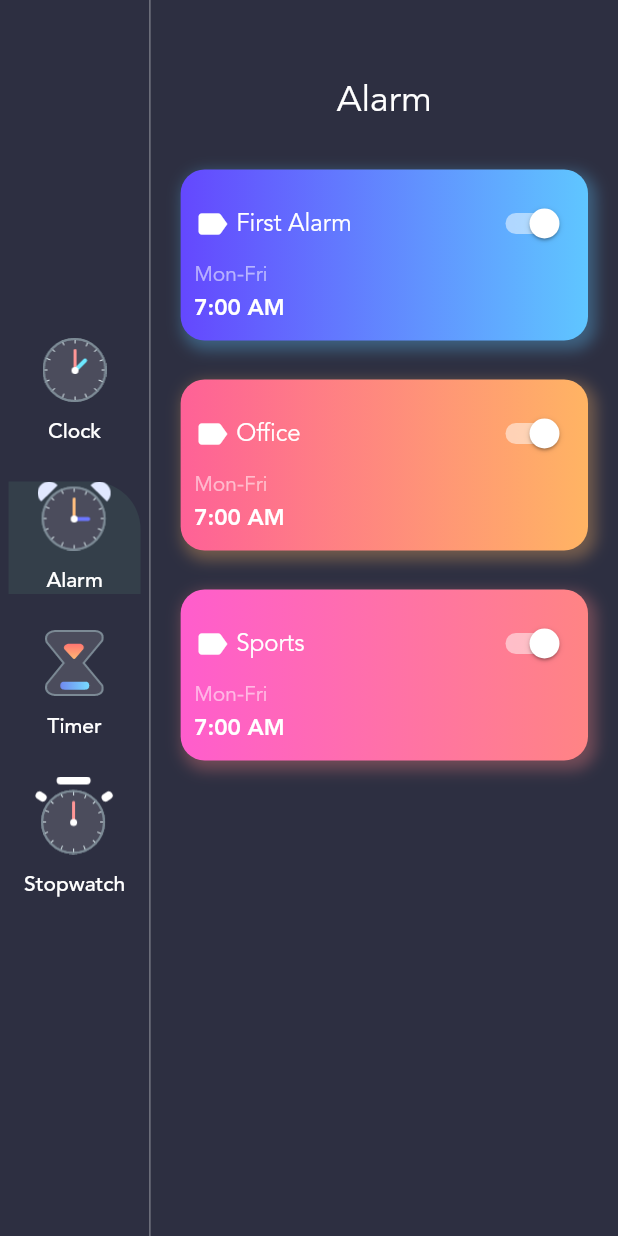
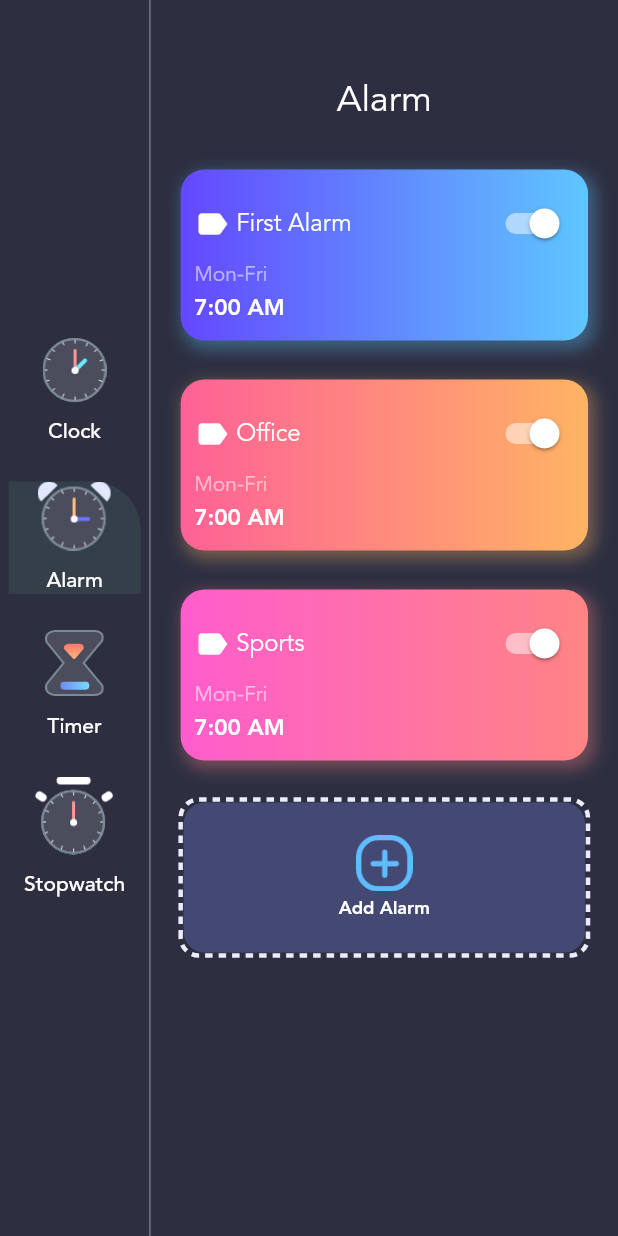
Before and after one commit to sabil62/animated-clock, a Flutter app: the screen it shows after launch, after a tap on "Alarm", on a phone screen of 412 x 824 dp. Run offline on Flutter 3.47's test engine with Material 2 defaults, Android fonts, the light colour scheme and no system bars; drawn by our look-alikes of dotted_border.

Commit message:
alarm section completed

```diff
--- a/lib/view/alarm_view.dart
+++ b/lib/view/alarm_view.dart
@@ -1,4 +1,6 @@
+import 'package:animated_clock/constants/theme_data.dart';
 import 'package:animated_clock/json/alarmJson.dart';
+import 'package:dotted_border/dotted_border.dart';
 import 'package:flutter/material.dart';
 
 class AlarmView extends StatefulWidget {
@@ -24,7 +26,7 @@ class _AlarmViewState extends State<AlarmView> {
           Expanded(
               child: ListView(
             children: alarmData
-                .map((ala) => Container(
+                .map<Widget>((ala) => Container(
                       margin: EdgeInsetsDirectional.only(bottom: 26),
                       padding:
                           EdgeInsets.symmetric(vertical: 12, horizontal: 9),
@@ -95,7 +97,53 @@ class _AlarmViewState extends State<AlarmView> {
                         ],
                       ),
                     ))
-                .toList(),
+                .followedBy([
+              DottedBorder(
+                dashPattern: [5, 4],
+                strokeWidth: 3,
+                color: CustomColors.clockOutline,
+                borderType: BorderType.RRect,
+                radius: Radius.circular(12),
+                child: Container(
+                  width: double.infinity,
+                  height: 100,
+                  decoration: BoxDecoration(
+                      color: CustomColors.clockBG,
+                      borderRadius: BorderRadius.circular(14)),
+                  child: Column(
+                    mainAxisAlignment: MainAxisAlignment.center,
+                    children: [
+                      TextButton(
+                          onPressed: () {},
+                          child: Padding(
+                            padding: const EdgeInsets.symmetric(
+                                vertical: 12, horizontal: 50),
+                            child: Column(
+                              mainAxisAlignment: MainAxisAlignment.spaceEvenly,
+                              children: [
+                                Image.asset(
+                                  "assets/add_alarm.png",
+                                  scale: 1.7,
+                                ),
+                                SizedBox(
+                                  height: 3,
+                                ),
+                                Text(
+                                  "Add Alarm",
+                                  style: TextStyle(
+                                      fontSize: 12,
+                                      color: Colors.white,
+                                      fontWeight: FontWeight.bold,
+                                      fontFamily: "avenir"),
+                                )
+                              ],
+                            ),
+                          )),
+                    ],
+                  ),
+                ),
+              )
+            ]).toList(),
           ))
         ],
       ),
--- a/pubspec.yaml
+++ b/pubspec.yaml
@@ -23,6 +23,7 @@ environment:
 dependencies:
   intl: ^0.16.1
   provider: ^5.0.0
+  dotted_border: ^1.0.7
   flutter:
     sdk: flutter
 
```
Also changed, not shown: pubspec.lock.
